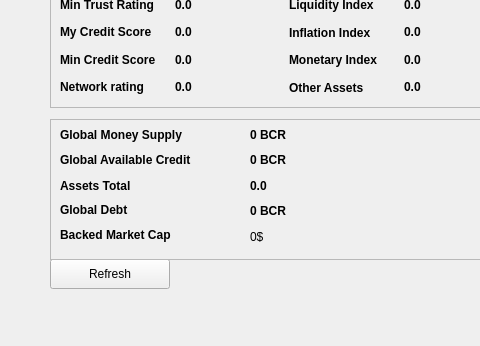
Qt form src/qt/forms/bankstatisticspage.ui (thelonecrouton/bitcredit) before a commit; both pictures show x 0 to 480 and y 201 to 547 of the 795 by 547 pixel window.
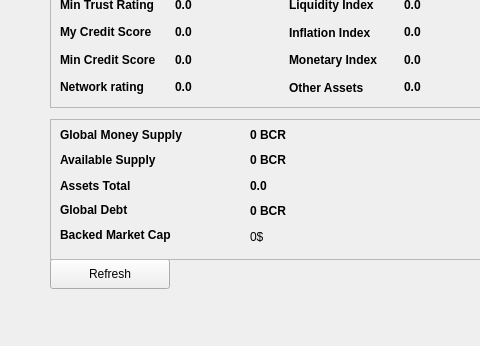
The same form after that commit.

```diff
--- a/src/qt/forms/bankstatisticspage.ui
+++ b/src/qt/forms/bankstatisticspage.ui
@@ -69,7 +69,7 @@
         <string notr="true"/>
        </property>
        <property name="text">
-        <string>&lt;html&gt;&lt;head/&gt;&lt;body&gt;&lt;p&gt;&lt;span style=&quot; font-weight:600;&quot;&gt;Global Available Credit&lt;/span&gt;&lt;/p&gt;&lt;/body&gt;&lt;/html&gt;</string>
+        <string>&lt;html&gt;&lt;head/&gt;&lt;body&gt;&lt;p&gt;&lt;span style=&quot; font-weight:600;&quot;&gt;Available Supply&lt;/span&gt;&lt;/p&gt;&lt;/body&gt;&lt;/html&gt;</string>
        </property>
       </widget>
      </item>
```
